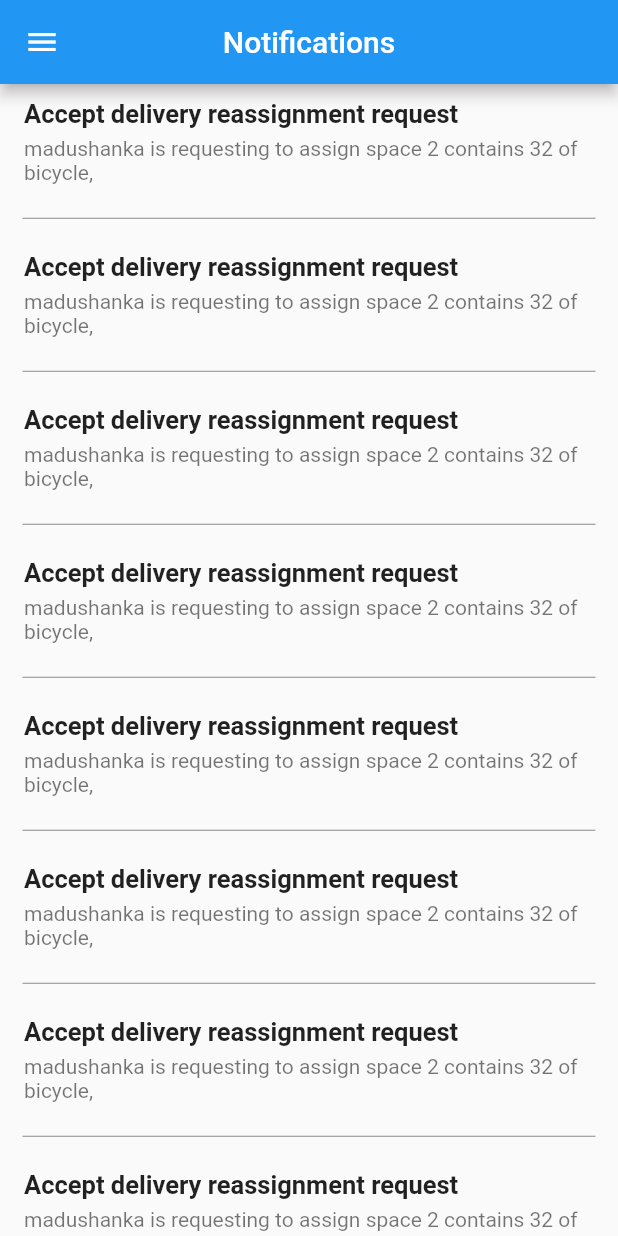
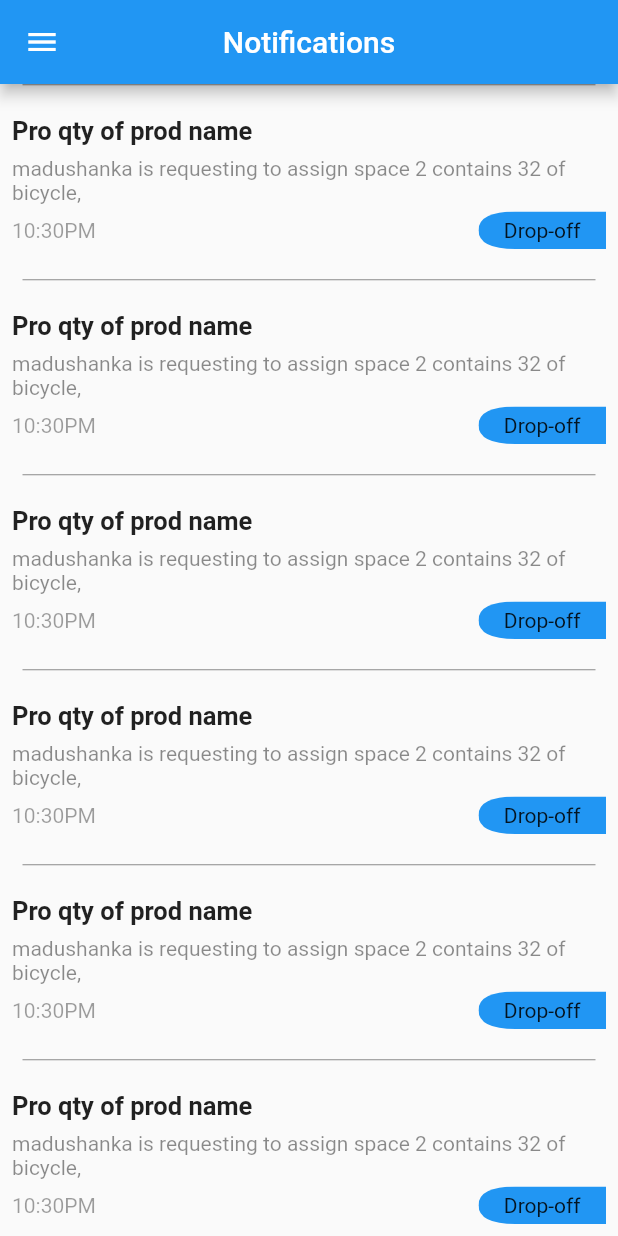
Before and after one commit to MadushankaSD/CoG_Flutter, a Flutter app: the NotificationAll screen opened by its route, on a phone screen of 412 x 824 dp. Run offline on Flutter 3.47's test engine with Material 2 defaults, Android fonts, the phone set to English and light mode, and no system bars; our stand-ins replace circular_check_box, font_awesome_flutter, google_fonts, hexcolor.

```diff
--- a/lib/notification/notificationPannel.dart
+++ b/lib/notification/notificationPannel.dart
@@ -21,7 +21,11 @@ class _NotificationAllState extends State<NotificationAll> {
         title: Text("Notifications"),
       ),
       body: Container(
+        child: Align(
+          alignment: Alignment.topCenter,
           child: ListView.separated(
+              reverse: true,
+              shrinkWrap: true,
               separatorBuilder: (BuildContext context,int index)=> Divider(
                 color: Colors.black45,
                 indent: 15,
@@ -31,17 +35,89 @@ class _NotificationAllState extends State<NotificationAll> {
               // shrinkWrap: true,
               itemCount: 20,
               itemBuilder: (BuildContext context, int index) {
-              return ListTile(
-                minVerticalPadding: 10,
-                title: Text("Accept delivery reassignment request",style: TextStyle(fontSize: 17,fontWeight: FontWeight.bold),),
-                subtitle: Padding(
+                // return ListTile(
+                //   minVerticalPadding: 10,
+                //   title: Text("Accept delivery reassignment request",style: TextStyle(fontSize: 17,fontWeight: FontWeight.bold),),
+                //   subtitle: Padding(
+                //     padding: const EdgeInsets.only(top: 5),
+                //     child: Text("${this.user} is requesting to assign ${this.delivery} contains ${this.qty} of ${this.product},"),
+                //   ),
+                //
+                // );
+                return Container(
+                  padding: EdgeInsets.all(8.0),
+                  child: Row(
+                    children: [
+
+                      Expanded(
+                        flex: 6,
+                        child: Column(
+                          crossAxisAlignment: CrossAxisAlignment.start,
+                          children: [
+                            Row(
+                              children: [
+                                Flexible(child: Text("Pro qty of prod name",style: TextStyle(fontSize: 17,fontWeight: FontWeight.bold)))
+                              ],
+                            ),
+                            Padding(
+                              padding: const EdgeInsets.only(top:7),
+                              child: Row(
+                                children: [
+                                  Flexible(
+                                    child: Text("${this.user} is requesting to assign ${this.delivery} contains ${this.qty} of ${this.product},",
+                                        style: TextStyle(color: Colors.black45))
+                                  )
+                                ],
+                              ),
+                            ),
+                            Padding(
                               padding: const EdgeInsets.only(top: 5),
-                  child: Text("${this.user} is requesting to assign ${this.delivery} contains ${this.qty} of ${this.product},"),
+                              child: Row(
+                                mainAxisAlignment: MainAxisAlignment.spaceBetween,
+                                children: [
+                                  Text("10:30PM",style: TextStyle(color: Colors.black38),),
+                                  ClipPath(
+                                    clipper: MyCliper(),
+                                    child: Container(
+                                      height: 25,
+                                      width: 85,
+                                      color: Colors.blue,
+                                      child: Center(child: Text("Drop-off")),
                                     ),
-
+                                  ),
+                                ],
+                              ),
+                            )
+                          ],
+                        ),
+                      ),
+                    ],
+                  ),
                 );
               }),
+        ),
       ),
     );
   }
 }
+
+class MyCliper extends CustomClipper<Path>{
+  @override
+  Path getClip(Size size) {
+    // TODO: implement getClip
+    Path path = Path();
+    path.moveTo(size.width,0);
+    path.quadraticBezierTo(size.width*0.47,0,size.width*0.29,0);
+    path.quadraticBezierTo(size.width*0.00,size.height*-0.00,0,size.height*0.50);
+    path.quadraticBezierTo(size.width*0.00,size.height*1.00,size.width*0.29,size.height);
+    path.quadraticBezierTo(size.width*0.47,size.height,size.width,size.height);
+    path.lineTo(size.width,0);
+    return path;
+  }
+
+  @override
+  bool shouldReclip(covariant CustomClipper<Path> oldClipper) {
+    // TODO: implement shouldReclip
+    return true;
+  }
+}
--- a/pubspec.yaml
+++ b/pubspec.yaml
@@ -34,6 +34,8 @@ dependencies:
   google_fonts: ^1.1.1
   hexcolor: ^1.0.4
   circular_check_box: ^1.0.4
+  flutter_local_notifications: ^3.0.3
+  onesignal: ^1.1.0
 
 dev_dependencies:
   flutter_test:
```
Also changed, not shown: lib/home/homePage.dart (+36 -5 lines), pubspec.lock. Lines whose indentation alone changed are shown as unchanged.
